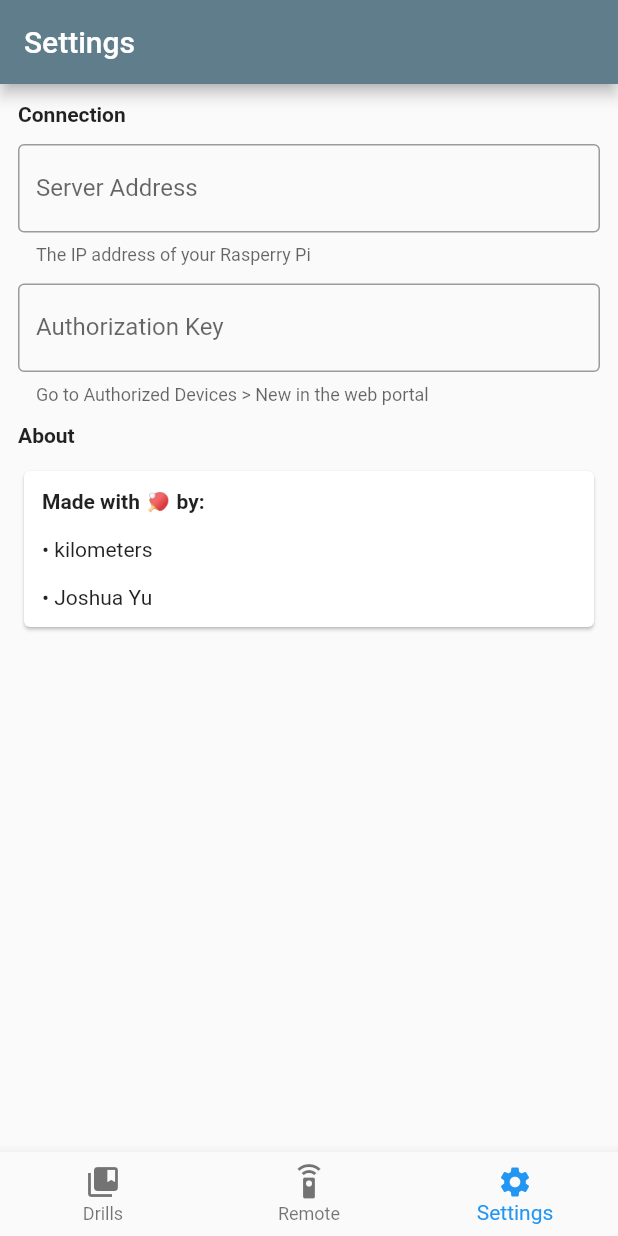
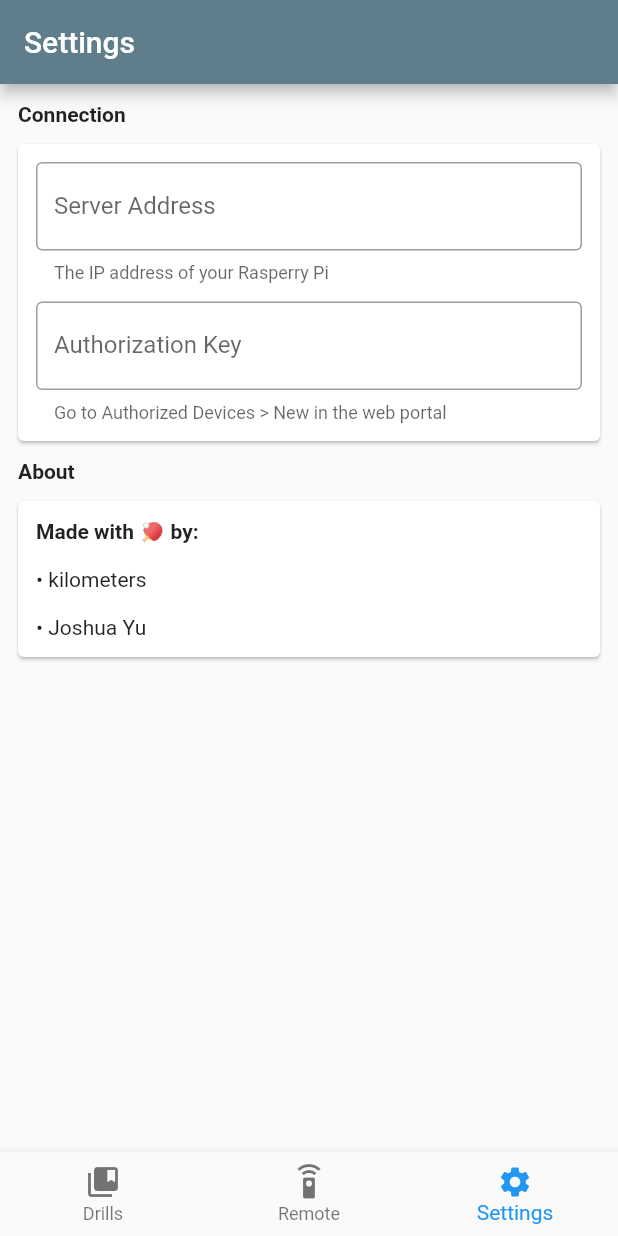
Before and after one commit to kil0meters/pingpong, a Flutter app: the screen it shows after launch, item 3 of the bottom bar chosen, on a phone screen of 412 x 824 dp. Run offline on Flutter 3.47's test engine with Material 2 defaults, Android fonts, the phone set to English and light mode, and no system bars; our stand-ins replace carousel_slider; missing offline and left inert: morpheus.

Commit message:
Fix scrolling behavior

```diff
--- a/lib/drill_screen.dart
+++ b/lib/drill_screen.dart
@@ -193,7 +193,7 @@ class _DrillListState extends State<DrillList> {
       floatingActionButton: FloatingActionButton(
         onPressed: () {
           Navigator.pushNamed(context, '/editor');
-        },
+      },
         child: Icon(
           Icons.add,
           color: Colors.white,
--- a/lib/remote_screen.dart
+++ b/lib/remote_screen.dart
@@ -41,7 +41,8 @@ class RemoteDefault extends StatelessWidget {
 
   @override
   Widget build(BuildContext context) {
-    return Column(
+    return SingleChildScrollView(
+      child: Column(
       mainAxisAlignment: MainAxisAlignment.start,
       crossAxisAlignment: CrossAxisAlignment.start,
       children: <Widget>[
@@ -98,6 +99,7 @@ class RemoteDefault extends StatelessWidget {
           )
         ),
       ],
+    ),
     );
   }
 }
--- a/lib/settings_screen.dart
+++ b/lib/settings_screen.dart
@@ -46,29 +46,21 @@ class SettingsList extends StatefulWidget {
 class _SettingsListState extends State<SettingsList> {
   @override
   Widget build(BuildContext context) {
-    return Container(
-      padding: EdgeInsets.all(12),
-      child: ListView(
-        //   itemBuilder: (BuildContext context, int index) {
-        //     final _parentKey = GlobalKey();
-        //     return Card(
-        //       key: _parentKey,
-        //       elevation: 8,
-        //       child: ListTile(
-        //         // key: _parentKey,
-        //         title: Text(drills[index].title),
-        //         subtitle: Text(drills[index].description),
-        //         onTap: () => _handleTap(context, _parentKey),
-        //       ),
-        //     );
-        //   }
-        // ),
+    return ListView(
       children: <Widget>[
-          Text(
+        Padding(
+          padding: EdgeInsets.fromLTRB(12, 12, 12, 0),
+          child: Text(
             'Connection',
             style: TextStyle(fontWeight: FontWeight.bold)
           ),
-          SizedBox(height: 12), // --------------------
+        ),
+        Card(
+          margin: EdgeInsets.all(12),
+          child: Padding(
+            padding: EdgeInsets.all(12),
+            child: Column(
+              children: <Widget> [
                 TextField(
                   decoration: InputDecoration(
                     border: OutlineInputBorder(),
@@ -85,14 +77,20 @@ class _SettingsListState extends State<SettingsList> {
                     helperText: 'Go to Authorized Devices > New in the web portal'
                   )
                 ),
-          SizedBox(height: 12), // --------------------
-          Text(
+              ],
+            ),
+          ),
+        ),
+        Padding(
+          padding: EdgeInsets.fromLTRB(12, 0, 12, 0),
+          child: Text(
             'About',
             style: TextStyle(fontWeight: FontWeight.bold)
           ),
-          SizedBox(height: 12), // --------------------
+        ),
         Card(
           elevation: 1,
+          margin: EdgeInsets.all(12),
           child: Padding(
             padding: EdgeInsets.all(12),
             child: Column(
@@ -105,10 +103,9 @@ class _SettingsListState extends State<SettingsList> {
                 Text('• kilometers\n\n• Joshua Yu'),
               ],
             ),
-            )
-          )
+          ),
+        ),
       ],
-      )
     );
   }
 }
```
Lines whose indentation alone changed are shown as unchanged.
